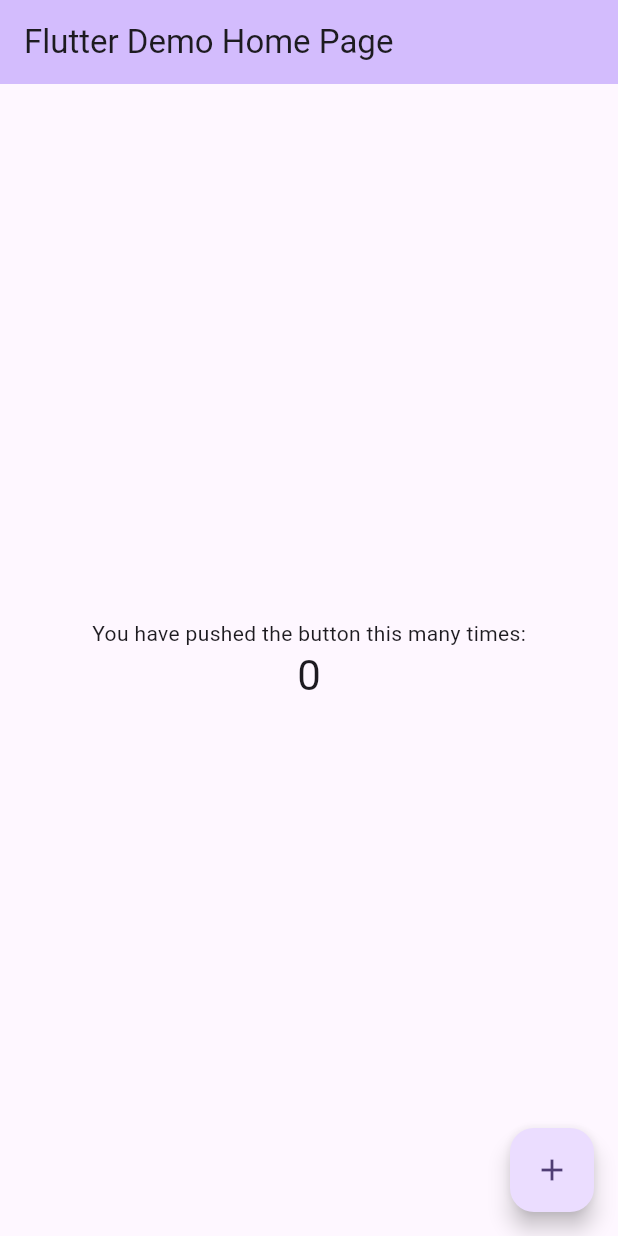
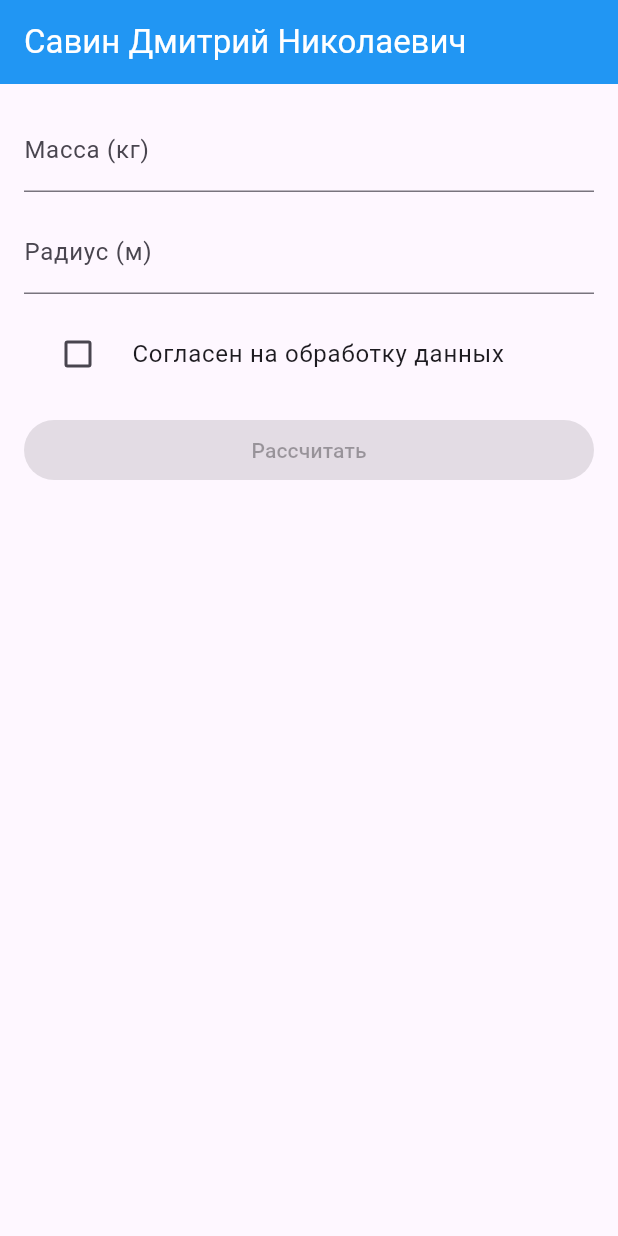
Before and after one commit to unknownDmitry/IVT-22, a Flutter app: the screen it shows after launch, on a phone screen of 412 x 824 dp. Run offline on Flutter 3.47's test engine with Material 3 defaults, Android fonts, the phone set to English and light mode, and no system bars.

Commit message:
Udate files

```diff
--- a/mobileDev/lab3/lib/main.dart
+++ b/mobileDev/lab3/lib/main.dart
@@ -7,116 +7,149 @@ void main() {
 class MyApp extends StatelessWidget {
   const MyApp({super.key});
 
-  // This widget is the root of your application.
   @override
   Widget build(BuildContext context) {
-    return MaterialApp(
-      title: 'Flutter Demo',
-      theme: ThemeData(
-        // This is the theme of your application.
-        //
-        // TRY THIS: Try running your application with "flutter run". You'll see
-        // the application has a purple toolbar. Then, without quitting the app,
-        // try changing the seedColor in the colorScheme below to Colors.green
-        // and then invoke "hot reload" (save your changes or press the "hot
-        // reload" button in a Flutter-supported IDE, or press "r" if you used
-        // the command line to start the app).
-        //
-        // Notice that the counter didn't reset back to zero; the application
-        // state is not lost during the reload. To reset the state, use hot
-        // restart instead.
-        //
-        // This works for code too, not just values: Most code changes can be
-        // tested with just a hot reload.
-        colorScheme: ColorScheme.fromSeed(seedColor: Colors.deepPurple),
-      ),
-      home: const MyHomePage(title: 'Flutter Demo Home Page'),
-    );
+    return MaterialApp(home: const InputScreen());
   }
 }
 
-class MyHomePage extends StatefulWidget {
-  const MyHomePage({super.key, required this.title});
-
-  // This widget is the home page of your application. It is stateful, meaning
-  // that it has a State object (defined below) that contains fields that affect
-  // how it looks.
-
-  // This class is the configuration for the state. It holds the values (in this
-  // case the title) provided by the parent (in this case the App widget) and
-  // used by the build method of the State. Fields in a Widget subclass are
-  // always marked "final".
-
-  final String title;
+class InputScreen extends StatefulWidget {
+  const InputScreen({super.key});
 
   @override
-  State<MyHomePage> createState() => _MyHomePageState();
+  State<InputScreen> createState() => _InputScreenState();
 }
 
-class _MyHomePageState extends State<MyHomePage> {
-  int _counter = 0;
+class _InputScreenState extends State<InputScreen> {
+  final TextEditingController _massController = TextEditingController();
+  final TextEditingController _radiusController = TextEditingController();
+  bool _consent = false;
+  String? _errorMass;
+  String? _errorRadius;
 
-  void _incrementCounter() {
+  bool get _isValid {
+    final mass = double.tryParse(_massController.text.replaceAll(',', '.'));
+    final radius = double.tryParse(_radiusController.text.replaceAll(',', '.'));
+    return _consent && mass != null && mass > 0 && radius != null && radius > 0;
+  }
+
+  void _validate() {
+    final mass = double.tryParse(_massController.text.replaceAll(',', '.'));
+    final radius = double.tryParse(_radiusController.text.replaceAll(',', '.'));
     setState(() {
-      // This call to setState tells the Flutter framework that something has
-      // changed in this State, which causes it to rerun the build method below
-      // so that the display can reflect the updated values. If we changed
-      // _counter without calling setState(), then the build method would not be
-      // called again, and so nothing would appear to happen.
-      _counter++;
+      _errorMass = (mass == null || mass <= 0) ? 'Введите массу (>0)' : null;
+      _errorRadius = (radius == null || radius <= 0)
+          ? 'Введите радиус (>0)'
+          : null;
     });
   }
 
   @override
   Widget build(BuildContext context) {
-    // This method is rerun every time setState is called, for instance as done
-    // by the _incrementCounter method above.
-    //
-    // The Flutter framework has been optimized to make rerunning build methods
-    // fast, so that you can just rebuild anything that needs updating rather
-    // than having to individually change instances of widgets.
     return Scaffold(
       appBar: AppBar(
-        // TRY THIS: Try changing the color here to a specific color (to
-        // Colors.amber, perhaps?) and trigger a hot reload to see the AppBar
-        // change color while the other colors stay the same.
-        backgroundColor: Theme.of(context).colorScheme.inversePrimary,
-        // Here we take the value from the MyHomePage object that was created by
-        // the App.build method, and use it to set our appbar title.
-        title: Text(widget.title),
+        backgroundColor: Colors.blue,
+        title: const Text(
+          'Савин Дмитрий Николаевич',
+          style: TextStyle(color: Colors.white),
+        ),
       ),
-      body: Center(
-        // Center is a layout widget. It takes a single child and positions it
-        // in the middle of the parent.
+      body: Padding(
+        padding: const EdgeInsets.all(16),
         child: Column(
-          // Column is also a layout widget. It takes a list of children and
-          // arranges them vertically. By default, it sizes itself to fit its
-          // children horizontally, and tries to be as tall as its parent.
-          //
-          // Column has various properties to control how it sizes itself and
-          // how it positions its children. Here we use mainAxisAlignment to
-          // center the children vertically; the main axis here is the vertical
-          // axis because Columns are vertical (the cross axis would be
-          // horizontal).
-          //
-          // TRY THIS: Invoke "debug painting" (choose the "Toggle Debug Paint"
-          // action in the IDE, or press "p" in the console), to see the
-          // wireframe for each widget.
-          mainAxisAlignment: MainAxisAlignment.center,
-          children: <Widget>[
-            const Text('You have pushed the button this many times:'),
-            Text(
-              '$_counter',
-              style: Theme.of(context).textTheme.headlineMedium,
+          crossAxisAlignment: CrossAxisAlignment.stretch,
+          children: [
+            TextField(
+              controller: _massController,
+              keyboardType: TextInputType.number,
+              decoration: InputDecoration(
+                labelText: 'Масса (кг)',
+                errorText: _errorMass,
+              ),
+              onChanged: (_) => _validate(),
+            ),
+            const SizedBox(height: 12),
+            TextField(
+              controller: _radiusController,
+              keyboardType: TextInputType.number,
+              decoration: InputDecoration(
+                labelText: 'Радиус (м)',
+                errorText: _errorRadius,
+              ),
+              onChanged: (_) => _validate(),
+            ),
+            const SizedBox(height: 12),
+            CheckboxListTile(
+              title: const Text('Согласен на обработку данных'),
+              value: _consent,
+              onChanged: (v) => setState(() => _consent = v ?? false),
+              controlAffinity: ListTileControlAffinity.leading,
+            ),
+            const SizedBox(height: 12),
+            ElevatedButton(
+              onPressed: _isValid
+                  ? () {
+                      final m = double.parse(
+                        _massController.text.replaceAll(',', '.'),
+                      );
+                      final r = double.parse(
+                        _radiusController.text.replaceAll(',', '.'),
+                      );
+                      Navigator.of(context).push(
+                        MaterialPageRoute(
+                          builder: (_) => ResultScreen(mass: m, radius: r),
+                        ),
+                      );
+                    }
+                  : null,
+              child: const Text('Рассчитать'),
             ),
           ],
         ),
       ),
-      floatingActionButton: FloatingActionButton(
-        onPressed: _incrementCounter,
-        tooltip: 'Increment',
-        child: const Icon(Icons.add),
-      ), // This trailing comma makes auto-formatting nicer for build methods.
     );
   }
 }
+
+class ResultScreen extends StatelessWidget {
+  final double mass;
+  final double radius;
+  const ResultScreen({super.key, required this.mass, required this.radius});
+
+  @override
+  Widget build(BuildContext context) {
+    // g = G * M / R^2, где G = 6.67430e-11 (Н·м^2/кг^2)
+    const double G = 6.67430e-11;
+    final double g = G * mass / (radius * radius);
+    return Scaffold(
+      appBar: AppBar(
+        backgroundColor: Colors.blue,
+        title: const Text(
+          'Савин Дмитрий Николаевич',
+          style: TextStyle(color: Colors.white),
+        ),
+      ),
+      body: Padding(
+        padding: const EdgeInsets.all(16),
+        child: Column(
+          crossAxisAlignment: CrossAxisAlignment.start,
+          children: [
+            const Text(
+              'Формула: g = G · M / R²',
+              style: TextStyle(fontSize: 18),
+            ),
+            const SizedBox(height: 12),
+            Text('G = 6.67430×10⁻¹¹ Н·м²/кг²'),
+            Text('M (масса) = ${mass.toStringAsExponential(6)} кг'),
+            Text('R (радиус) = ${radius.toStringAsExponential(6)} м'),
+            const Divider(height: 24),
+            Text(
+              'g = ${g.toStringAsExponential(6)} м/с²',
+              style: const TextStyle(fontSize: 20, fontWeight: FontWeight.w600),
+            ),
+          ],
+        ),
+      ),
+    );
+  }
+}
```
Also changed, not shown: 1 other file.
